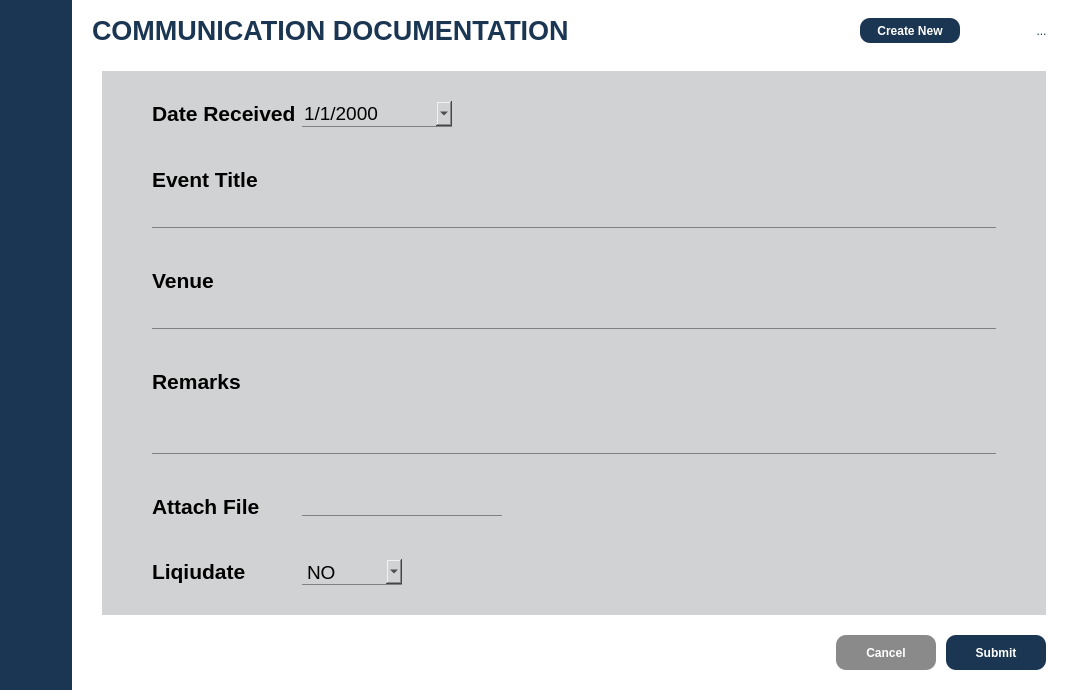
alexskh5/PAPERSYNCE_DEPLOYMENT, file ui/commDocu.ui: the form before one commit.
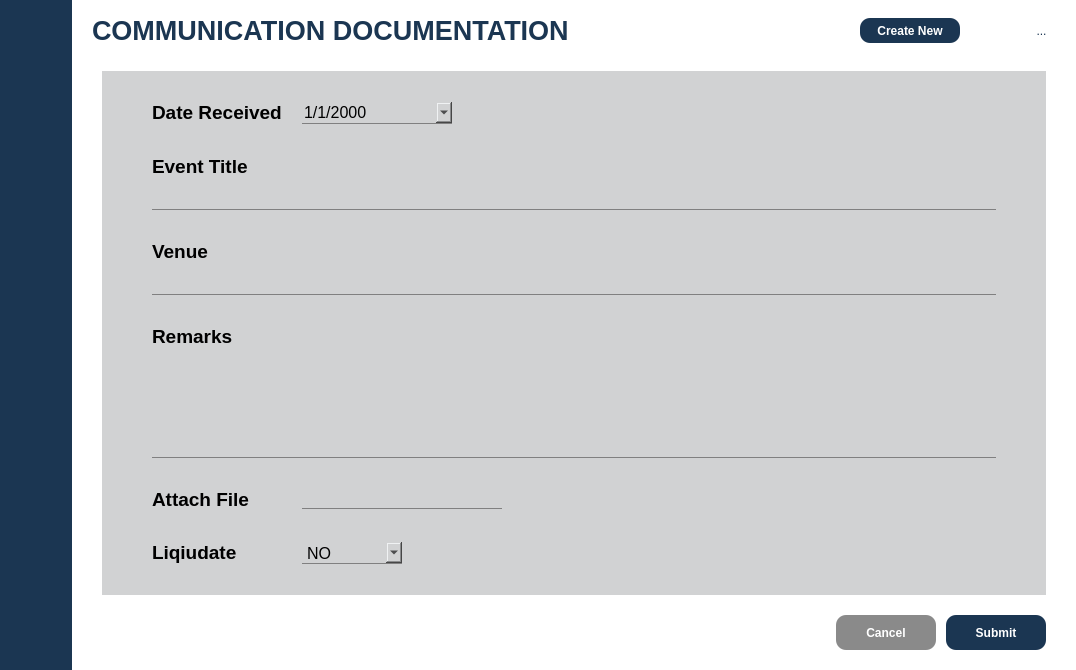
The form after the commit. The open tabs and pages were chosen to show the change. Icons and pictures are not drawn.

What changed in the file:
```diff
--- a/ui/commDocu.ui
+++ b/ui/commDocu.ui
@@ -7,7 +7,7 @@
     <x>0</x>
     <y>0</y>
     <width>1076</width>
-    <height>623</height>
+    <height>638</height>
    </rect>
   </property>
   <property name="windowTitle">
@@ -340,7 +340,7 @@
           <item>
            <widget class="QStackedWidget" name="stackedWidget">
             <property name="currentIndex">
-             <number>1</number>
+             <number>0</number>
             </property>
             <widget class="QWidget" name="communicationTable">
              <layout class="QHBoxLayout" name="horizontalLayout_5">
@@ -500,7 +500,7 @@
                    </property>
                    <layout class="QVBoxLayout" name="verticalLayout_5">
                     <property name="spacing">
-                     <number>40</number>
+                     <number>30</number>
                     </property>
                     <property name="leftMargin">
                      <number>50</number>
@@ -560,7 +560,7 @@
                          </property>
                          <property name="font">
                           <font>
-                           <pointsize>16</pointsize>
+                           <pointsize>14</pointsize>
                            <fontweight>DemiBold</fontweight>
                           </font>
                          </property>
@@ -596,7 +596,7 @@
                          </property>
                          <property name="font">
                           <font>
-                           <pointsize>14</pointsize>
+                           <pointsize>12</pointsize>
                            <underline>false</underline>
                            <strikeout>false</strikeout>
                           </font>
@@ -667,7 +667,7 @@
                          </property>
                          <property name="font">
                           <font>
-                           <pointsize>16</pointsize>
+                           <pointsize>14</pointsize>
                            <fontweight>DemiBold</fontweight>
                           </font>
                          </property>
@@ -685,7 +685,7 @@
                         <widget class="QLineEdit" name="eventTitleInput">
                          <property name="font">
                           <font>
-                           <pointsize>14</pointsize>
+                           <pointsize>12</pointsize>
                            <underline>false</underline>
                            <strikeout>false</strikeout>
                           </font>
@@ -734,7 +734,7 @@
                          </property>
                          <property name="font">
                           <font>
-                           <pointsize>16</pointsize>
+                           <pointsize>14</pointsize>
                            <fontweight>DemiBold</fontweight>
                           </font>
                          </property>
@@ -752,7 +752,7 @@
                         <widget class="QLineEdit" name="venueInput">
                          <property name="font">
                           <font>
-                           <pointsize>14</pointsize>
+                           <pointsize>12</pointsize>
                            <underline>false</underline>
                            <strikeout>false</strikeout>
                           </font>
@@ -801,7 +801,7 @@
                          </property>
                          <property name="font">
                           <font>
-                           <pointsize>16</pointsize>
+                           <pointsize>14</pointsize>
                            <fontweight>DemiBold</fontweight>
                           </font>
                          </property>
@@ -832,12 +832,12 @@
                          <property name="maximumSize">
                           <size>
                            <width>16777215</width>
-                           <height>50</height>
+                           <height>100</height>
                           </size>
                          </property>
                          <property name="font">
                           <font>
-                           <pointsize>14</pointsize>
+                           <pointsize>12</pointsize>
                            <underline>false</underline>
                            <strikeout>false</strikeout>
                           </font>
@@ -898,7 +898,7 @@
                          </property>
                          <property name="font">
                           <font>
-                           <pointsize>16</pointsize>
+                           <pointsize>14</pointsize>
                            <fontweight>DemiBold</fontweight>
                           </font>
                          </property>
@@ -1036,7 +1036,7 @@
                          </property>
                          <property name="font">
                           <font>
-                           <pointsize>16</pointsize>
+                           <pointsize>14</pointsize>
                            <fontweight>DemiBold</fontweight>
                           </font>
                          </property>
@@ -1066,7 +1066,7 @@
                          </property>
                          <property name="font">
                           <font>
-                           <pointsize>14</pointsize>
+                           <pointsize>12</pointsize>
                            <underline>false</underline>
                            <strikeout>false</strikeout>
                           </font>
@@ -1293,7 +1293,7 @@
                    </property>
                    <layout class="QVBoxLayout" name="verticalLayout_6">
                     <property name="spacing">
-                     <number>40</number>
+                     <number>30</number>
                     </property>
                     <property name="leftMargin">
                      <number>50</number>
@@ -1353,7 +1353,7 @@
                          </property>
                          <property name="font">
                           <font>
-                           <pointsize>16</pointsize>
+                           <pointsize>14</pointsize>
                            <fontweight>DemiBold</fontweight>
                           </font>
                          </property>
@@ -1389,7 +1389,7 @@
                          </property>
                          <property name="font">
                           <font>
-                           <pointsize>14</pointsize>
+                           <pointsize>12</pointsize>
                            <underline>false</underline>
                            <strikeout>false</strikeout>
                           </font>
@@ -1460,7 +1460,7 @@
                          </property>
                          <property name="font">
                           <font>
-                           <pointsize>16</pointsize>
+                           <pointsize>14</pointsize>
                            <fontweight>DemiBold</fontweight>
                           </font>
                          </property>
@@ -1478,7 +1478,7 @@
                         <widget class="QLineEdit" name="editEventTitleInput">
                          <property name="font">
                           <font>
-                           <pointsize>14</pointsize>
+                           <pointsize>12</pointsize>
                            <underline>false</underline>
                            <strikeout>false</strikeout>
                           </font>
@@ -1527,7 +1527,7 @@
                          </property>
                          <property name="font">
                           <font>
-                           <pointsize>16</pointsize>
+                           <pointsize>14</pointsize>
                            <fontweight>DemiBold</fontweight>
                           </font>
                          </property>
@@ -1545,7 +1545,7 @@
                         <widget class="QLineEdit" name="editVenueInput">
                          <property name="font">
                           <font>
-                           <pointsize>14</pointsize>
+                           <pointsize>12</pointsize>
                            <underline>false</underline>
                            <strikeout>false</strikeout>
                           </font>
@@ -1619,12 +1619,12 @@
                          <property name="maximumSize">
                           <size>
                            <width>16777215</width>
-                           <height>50</height>
+                           <height>100</height>
                           </size>
                          </property>
                          <property name="font">
                           <font>
-                           <pointsize>14</pointsize>
+                           <pointsize>12</pointsize>
                            <underline>false</underline>
                            <strikeout>false</strikeout>
                           </font>
@@ -1685,7 +1685,7 @@
                          </property>
                          <property name="font">
                           <font>
-                           <pointsize>16</pointsize>
+                           <pointsize>14</pointsize>
                            <fontweight>DemiBold</fontweight>
                           </font>
                          </property>
@@ -1847,7 +1847,7 @@
                          </property>
                          <property name="font">
                           <font>
-                           <pointsize>16</pointsize>
+                           <pointsize>14</pointsize>
                            <fontweight>DemiBold</fontweight>
                           </font>
                          </property>
@@ -1877,7 +1877,7 @@
                          </property>
                          <property name="font">
                           <font>
-                           <pointsize>14</pointsize>
+                           <pointsize>12</pointsize>
                            <underline>false</underline>
                            <strikeout>false</strikeout>
                           </font>
```
